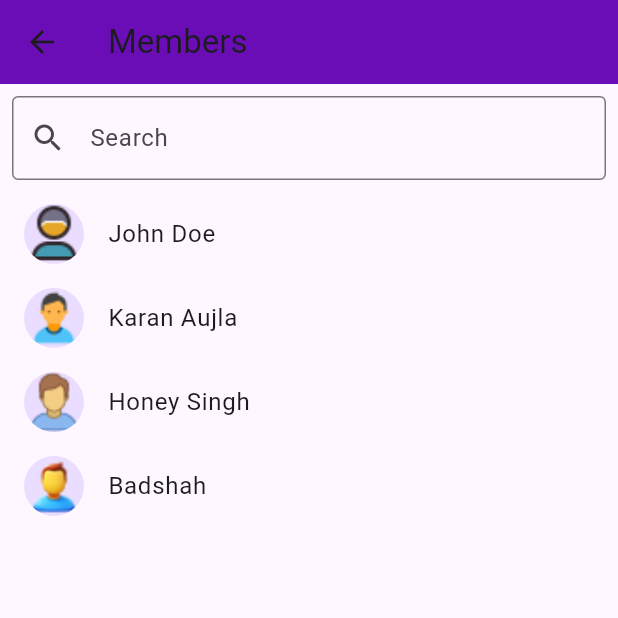
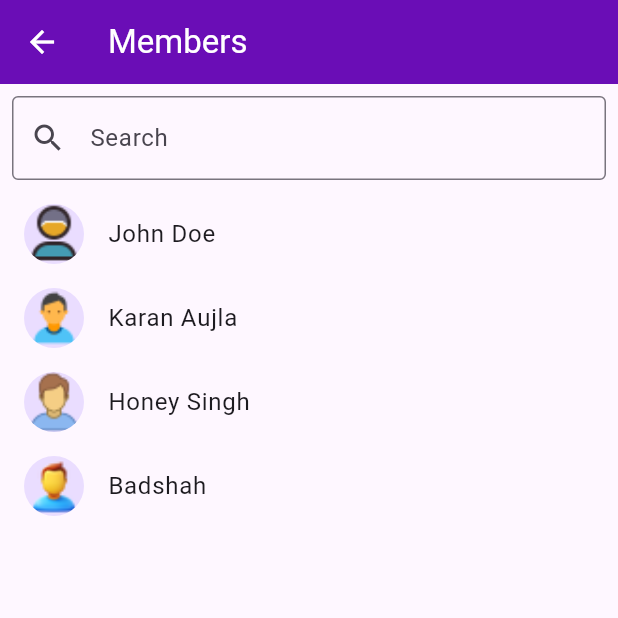
Before and after one commit to RohitSingh-04/TrackUs, a Flutter app: the MemberScreen screen opened directly, on a phone screen of 412 x 824 dp, the top half of it. Run offline on Flutter 3.47's test engine with Material 3 defaults, Android fonts, the phone set to English and light mode, and no system bars; our stand-ins replace google_maps_flutter.

Commit message:
colour for bar

```diff
--- a/lib/screens/member_screen.dart
+++ b/lib/screens/member_screen.dart
@@ -28,6 +28,7 @@ class _MemberScreenState extends State<MemberScreen> {
       appBar: AppBar(
         title: const Text('Members'),
         backgroundColor: Color.fromARGB(255, 106, 13, 182),
+        foregroundColor: Colors.white,
       ),
       body: Column(
         children: [
--- a/lib/screens/person_details_screen.dart
+++ b/lib/screens/person_details_screen.dart
@@ -14,6 +14,7 @@ class PersonDetailsScreen extends StatelessWidget {
       appBar: AppBar(
         title: Text('${person.name}\'s History'),
         backgroundColor: Color.fromARGB(255, 106, 13, 182),
+        foregroundColor: Colors.white,
       ),
       body: Column(
         children: [
```
